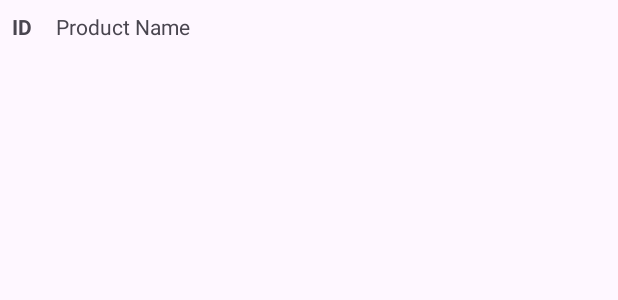
After one commit to Javiertries2code/StoreClient, an Android app built with Jetpack Compose: the layout fragment_item.xml on its own in the app's theme, with its tools: preview values and no code run, on a phone screen of 412 x 824 dp. The commit adds this screen. Shown: the top 300 px of the screen. Run offline under Robolectric (Android 15) with nearby library versions, the phone set to English and light mode, and no system bars.

Commit message:
Got the list of products shown in a recyclerview :-)

```diff
--- /dev/null
+++ b/app/src/main/res/layout/fragment_item.xml
@@ -0,0 +1,21 @@
+<?xml version="1.0" encoding="utf-8"?>
+<LinearLayout xmlns:android="http://schemas.android.com/apk/res/android"
+    android:layout_width="match_parent"
+    android:layout_height="wrap_content"
+    android:orientation="horizontal"
+    android:padding="8dp">
+
+    <TextView
+        android:id="@+id/item_number"
+        android:layout_width="wrap_content"
+        android:layout_height="wrap_content"
+        android:text="ID"
+        android:layout_marginEnd="16dp"
+        android:textStyle="bold" />
+
+    <TextView
+        android:id="@+id/content"
+        android:layout_width="wrap_content"
+        android:layout_height="wrap_content"
+        android:text="Product Name" />
+</LinearLayout>
--- a/app/src/main/res/layout/fragment_landing.xml
+++ b/app/src/main/res/layout/fragment_landing.xml
@@ -18,4 +18,10 @@
         android:rotationY="61"
         android:text="Button" />
 
+    <Button
+        android:id="@+id/list_products"
+        android:layout_width="wrap_content"
+        android:layout_height="104dp"
+        android:text="Button" />
+
 </FrameLayout>
```
Also changed, not shown: app/src/main/java/com/example/storeclient/LandingFragment.kt (+16 -2 lines), app/src/main/java/com/example/storeclient/ProdutcsFragment.kt (+29 -7 lines), app/src/main/java/com/example/storeclient/ui/login/products/ProductsAdapter.kt (added, +32 -0 lines).
